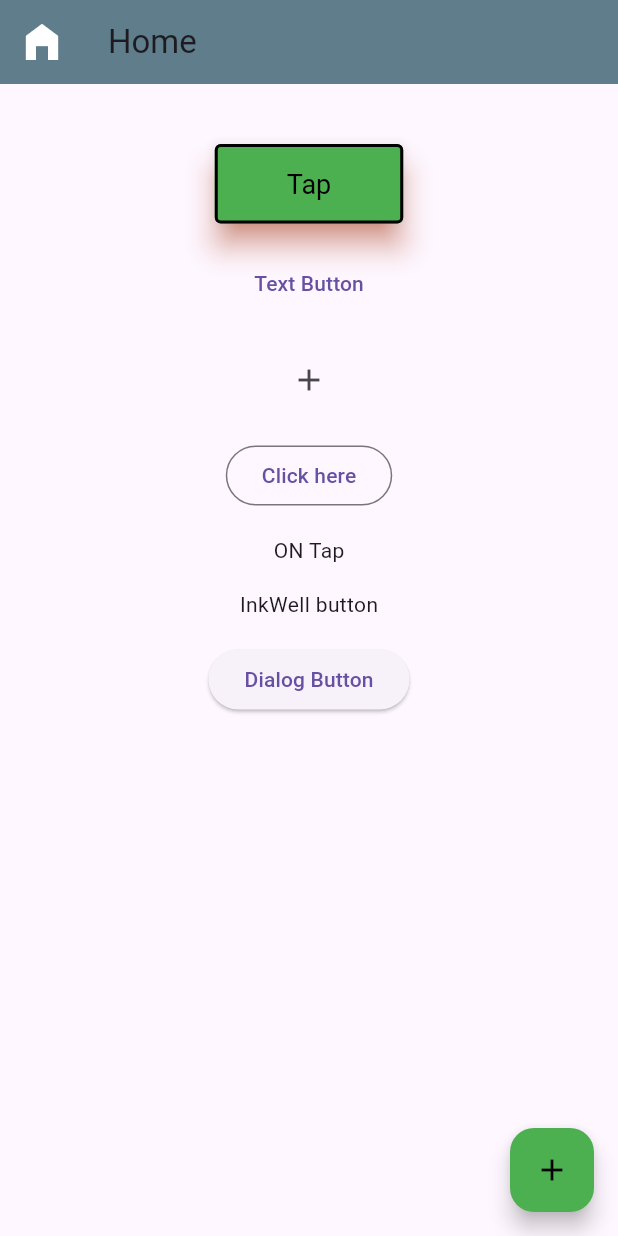
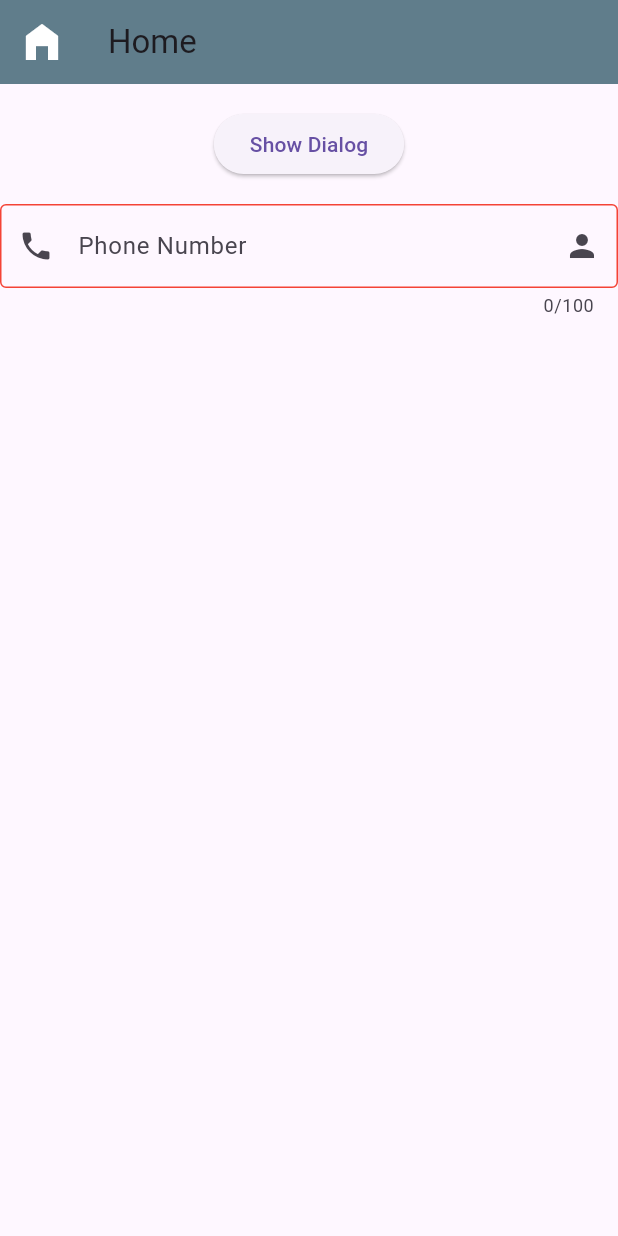
Before and after one commit to saem10/Flutter_2024, a Flutter app: the screen it shows after launch, on a phone screen of 412 x 824 dp. Run offline on Flutter 3.47's test engine with Material 3 defaults, Android fonts, the phone set to English and light mode, and no system bars.

Commit message:
Add Divider, ModalBottomSheet, TestField

```diff
--- a/lib/main.dart
+++ b/lib/main.dart
@@ -1,17 +1,20 @@
 import 'package:flutter/material.dart';
-void main(){
+
+void main() {
   runApp(App());
 }
-class App extends StatelessWidget{
+
+class App extends StatelessWidget {
   @override
   Widget build(BuildContext context) {
     return MaterialApp(
       debugShowCheckedModeBanner: true,
-      home:Home(),
+      title: 'Cheta',
+      home: Home(),
     );
-
   }
 }
+
 class Home extends StatelessWidget {
   const Home({super.key});
 
@@ -20,112 +23,92 @@ class Home extends StatelessWidget {
     return Scaffold(
         appBar: AppBar(
           title: Text('Home'),
-        leading: Icon(Icons.home_filled,color: Colors.white,size: 32,),
+          leading: Icon(
+            Icons.home_filled,
+            color: Colors.white,
+            size: 32,
+          ),
           backgroundColor: Colors.blueGrey,
         ),
-
         body: Center(
           child: Column(
+            crossAxisAlignment: CrossAxisAlignment.center,
             children: [
-            SizedBox(
-              height: 40,
-            ),
-            ElevatedButton(
-              style: ElevatedButton.styleFrom(
-                backgroundColor: Colors.green,
-                foregroundColor: Colors.black,
-                textStyle: TextStyle(
-                  fontSize: 18,
-                  fontWeight: FontWeight.normal
-                ),
-                padding:EdgeInsets.symmetric(horizontal: 48,vertical:16 ),
-                shadowColor: Colors.deepOrange,
-                elevation: 8,
-                shape: RoundedRectangleBorder(
-                  borderRadius: BorderRadius.circular(4),
-                ),
-                side: BorderSide(color: Colors.black, width: 2)
-              ),
-              onPressed: () {},
-              child: Text('Tap'),
-            ),
-            SizedBox(
-              height: 16,
-            ),
-            TextButton(
-                style:TextButton.styleFrom(),
-                onPressed: () {}, child: Text('Text Button')),
-            SizedBox(
-              height: 16,
-            ),
-            IconButton(
-                style:IconButton.styleFrom(),
-                onPressed: () {}, icon: Icon(Icons.add)),
-            SizedBox(
-              height: 16,
-            ),
-            OutlinedButton(
-                style:IconButton.styleFrom(),
-                onPressed: () {},
-                child:Text('Click here')),
-            SizedBox(
-              height: 16,
-            ),
-            GestureDetector(
-              onTap: () {
-                print('just one click');
-              },
-              onLongPress: () {
-                print('On long press');
-              },
-              child: Text('ON Tap'),
-            ),
-            SizedBox(
-              height: 16,
-            ),
-            InkWell(
-              splashColor: Colors.green,
-              onTap: () {
-                print('Inkwell');
-              },
-              child: Text('InkWell button'),
-            ),
-            SizedBox(
-              height: 16,
-            ),
-            // Alert dialog button
+              SizedBox(height: 16,),
               ElevatedButton(
                   onPressed: () {
-                  showDialog(
-                      barrierColor: Colors.green,
+                    showModalBottomSheet(
+                        barrierColor: Colors.blueGrey.shade100,
+                        backgroundColor: Colors.deepOrange.shade300,
+                        shape: RoundedRectangleBorder(
+                            borderRadius: BorderRadius.circular(8)),
+                        isScrollControlled: false,
+                        useSafeArea: false,
+                        enableDrag: true,
                         context: context,
-                      builder: (context) {
-                        return AlertDialog(
-                          title: Text('Delete'),
-                          content: Text('Are you sure?'),
-                          actions: [
-                            TextButton(
-                              onPressed: () {},
-                              child: Text('Yes'),
+                        builder: (ctx) {
+                          return Column(
+                            children: [
+                              Padding(
+                                padding: EdgeInsets.symmetric(vertical: 16),
+                                child: Row(
+                                  mainAxisAlignment: MainAxisAlignment.center,
+                                  children: [
+                                    Text(
+                                      'Title',
+                                      style: TextStyle(fontSize: 18),
+                                    )
+                                  ],
                                 ),
-                            TextButton(
-                              onPressed: () {},
-                              child: Text('No'),
                               ),
+                              Divider(
+                                height: 10,
+                                thickness: 4,
+                              ),
+                              Text('Sample'),
+                              Row(
+                                children: [
+                                  ElevatedButton(
+                                      onPressed: () {}, child: Text('Save')),
+                                  ElevatedButton(
+                                      onPressed: () {}, child: Text('Cancel')),
+                                ],
+                              )
                             ],
                           );
                         });
                   },
-                child: Text('Dialog Button')),
+                  child: Text('Show Dialog')),
+              SizedBox(height: 16,),
+              TextField(
+                maxLength:100 ,
+
+                // Show the typing value
+                onChanged: (String? value){
+                  print(value);
+                },
+                controller: TextEditingController(),
+                obscureText: true,
+                maxLines:1 ,
+                keyboardType: TextInputType.number,
+                enabled: true,
+                decoration: InputDecoration(hintText: 'Phone',
+                  labelText: 'Phone Number',
+                  //label: Icon(Icons.add),
+                  prefixIcon: Icon(Icons.phone),
+                  suffixIcon: Icon(Icons.person),
+                  //counterText: '',
+                  border: OutlineInputBorder(
+                    borderSide: BorderSide(color: Colors.red)),
+                  enabledBorder: OutlineInputBorder(
+                      borderSide: BorderSide(color: Colors.red)),
+                  focusedBorder:OutlineInputBorder(
+                    borderSide: BorderSide(color: Colors.green,width: 2)),
+                ),
+
+              ),
             ],
           ),
-      ),
-      floatingActionButton: FloatingActionButton(
-        foregroundColor: Colors.black,
-        backgroundColor: Colors.green,
-        onPressed: () {},
-        child: Icon(Icons.add),
-      ),
-    );
+        ));
   }
 }
```
Lines whose indentation alone changed are shown as unchanged.
